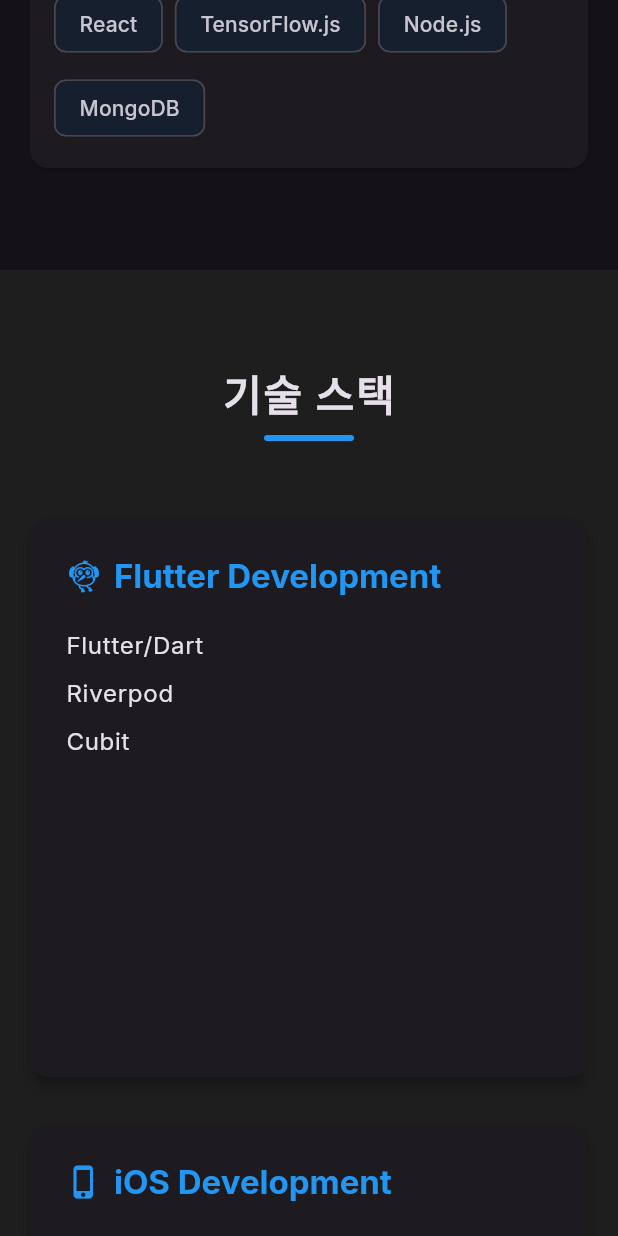
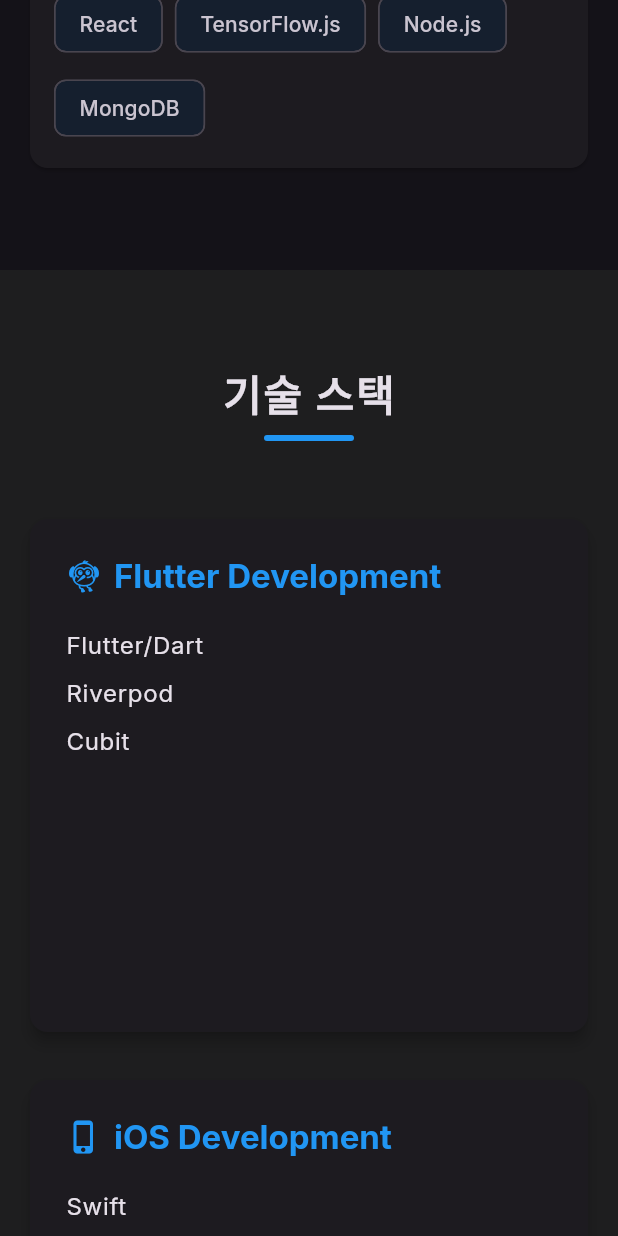
Before and after one commit to devpark435/portfolio_flutter_web, a Flutter app: the screen it shows after launch, scrolled down 2880 dp, on a phone screen of 412 x 824 dp. Run offline on Flutter 3.47's test engine with Material 3 defaults, Android fonts, the phone set to English and light mode, and no system bars; our stand-ins replace animated_text_kit, flutter_riverpod, go_router, google_fonts, shared_preferences.

Commit message:
refactor: Skills Section 구조 개선

```diff
--- /dev/null
+++ b/lib/data/skills.dart
@@ -0,0 +1,31 @@
+import '../domain/models/skill.dart';
+
+const List<Skill> skills = [
+  Skill(
+    title: 'Flutter Development',
+    skills: ['Flutter/Dart', 'Riverpod', 'Cubit'],
+  ),
+  Skill(
+    title: 'iOS Development',
+    skills: ['Swift', 'UIKit', 'SwiftUI', 'AutoLayout', 'Combine', 'RxSwift'],
+  ),
+  Skill(
+    title: 'Backend Services',
+    skills: ['Firebase', 'Supabase', 'Spring'],
+  ),
+  Skill(
+    title: 'Development Tools',
+    skills: ['Git/GitHub', 'Figma', 'Slack'],
+  ),
+  Skill(
+    title: 'Architecture & Design Patterns',
+    skills: [
+      'MVC',
+      'MVVM',
+      'Clean Architecture',
+      'Repository Pattern',
+      'Singleton Pattern',
+      'Observer Pattern'
+    ],
+  ),
+];
--- /dev/null
+++ b/lib/domain/models/skill.dart
@@ -0,0 +1,9 @@
+class Skill {
+  final String title;
+  final List<String> skills;
+
+  const Skill({
+    required this.title,
+    required this.skills,
+  });
+}
--- a/lib/presentation/screens/home/sections/skills_section.dart
+++ b/lib/presentation/screens/home/sections/skills_section.dart
@@ -1,7 +1,9 @@
 import 'package:flutter/material.dart';
 import 'package:flutter_riverpod/flutter_riverpod.dart';
-import 'package:portfolio_web/presentation/widgets/section_title.dart';
-import 'package:portfolio_web/presentation/widgets/section_wrapper.dart';
+import '../../../../data/skills.dart';
+import '../../../widgets/section_title.dart';
+import '../../../widgets/section_wrapper.dart';
+import '../../../widgets/skill_card.dart';
 
 class SkillsSection extends ConsumerWidget {
   const SkillsSection({super.key});
@@ -20,120 +22,21 @@ class SkillsSection extends ConsumerWidget {
         children: [
           const SectionTitle(title: "기술 스택"),
           const SizedBox(height: 48),
-          GridView.count(
+          GridView.builder(
             shrinkWrap: true,
-            crossAxisCount: crossAxisCount,
-            crossAxisSpacing: 24,
-            mainAxisSpacing: 24,
-            childAspectRatio: width > 800 ? 1.2 : 1.0,
             physics: const NeverScrollableScrollPhysics(),
-            children: [
-              _buildSkillCard(
-                context,
-                'Flutter Development',
-                ['Flutter/Dart', 'Riverpod', 'Cubit'],
-              ),
-              _buildSkillCard(
-                context,
-                'iOS Development',
-                [
-                  'Swift',
-                  'UIKit',
-                  'SwiftUI',
-                  'AutoLayout',
-                  'Combine',
-                  'RxSwift'
-                ],
-              ),
-              _buildSkillCard(
-                context,
-                'Backend Services',
-                ['Firebase', 'Supabase', 'Spring'],
-              ),
-              _buildSkillCard(
-                context,
-                'Development Tools',
-                ['Git/GitHub', 'Figma', 'Slack'],
-              ),
-              _buildSkillCard(
-                context,
-                'Architecture & Design Patterns',
-                [
-                  'MVC',
-                  'MVVM',
-                  'Clean Architecture',
-                  'Repository Pattern',
-                  'Singleton Pattern',
-                  'Observer Pattern'
-                ],
-              ),
-            ],
+            gridDelegate: SliverGridDelegateWithFixedCrossAxisCount(
+              crossAxisCount: crossAxisCount,
+              crossAxisSpacing: 24,
+              mainAxisSpacing: 24,
+              childAspectRatio: width > 800 ? 1.2 : 1.0,
+              mainAxisExtent: 350, // 카드의 최대 높이 지정
+            ),
+            itemCount: skills.length,
+            itemBuilder: (context, index) => SkillCard(skill: skills[index]),
           ),
         ],
       ),
     );
   }
-
-  Widget _buildSkillCard(
-      BuildContext context, String title, List<String> skills) {
-    IconData getTitleIcon() {
-      switch (title) {
-        case 'Flutter Development':
-          return Icons.flutter_dash;
-        case 'iOS Development':
-          return Icons.phone_iphone;
-        case 'Backend Services':
-          return Icons.cloud;
-        case 'Development Tools':
-          return Icons.code;
-        case 'Architecture & Design Patterns':
-          return Icons.architecture;
-        default:
-          return Icons.code;
-      }
-    }
-
-    final theme = Theme.of(context);
-    final primaryColor = theme.primaryColor;
-
-    return Card(
-      elevation: 4,
-      child: Padding(
-        padding: const EdgeInsets.all(24),
-        child: Column(
-          crossAxisAlignment: CrossAxisAlignment.start,
-          mainAxisSize: MainAxisSize.min,
-          children: [
-            Row(
-              children: [
-                Icon(
-                  getTitleIcon(),
-                  color: primaryColor,
-                  size: 24,
-                ),
-                const SizedBox(width: 8),
-                Expanded(
-                  child: Text(
-                    title,
-                    style: theme.textTheme.titleLarge?.copyWith(
-                      color: primaryColor,
-                      fontWeight: FontWeight.bold,
-                    ),
-                  ),
-                ),
-              ],
-            ),
-            const SizedBox(height: 16),
-            ...skills.map((skill) => Padding(
-                  padding: const EdgeInsets.symmetric(vertical: 4),
-                  child: Text(
-                    skill,
-                    style: theme.textTheme.bodyLarge,
-                  ),
-                )),
-          ],
-        ),
-      ),
-    );
-  }
 }
--- /dev/null
+++ b/lib/presentation/widgets/skill_card.dart
@@ -0,0 +1,74 @@
+import 'package:flutter/material.dart';
+import '../../domain/models/skill.dart';
+
+class SkillCard extends StatelessWidget {
+  final Skill skill;
+
+  const SkillCard({
+    super.key,
+    required this.skill,
+  });
+
+  IconData _getTitleIcon() {
+    switch (skill.title) {
+      case 'Flutter Development':
+        return Icons.flutter_dash;
+      case 'iOS Development':
+        return Icons.phone_iphone;
+      case 'Backend Services':
+        return Icons.cloud;
+      case 'Development Tools':
+        return Icons.code;
+      case 'Architecture & Design Patterns':
+        return Icons.architecture;
+      default:
+        return Icons.code;
+    }
+  }
+
+  @override
+  Widget build(BuildContext context) {
+    final theme = Theme.of(context);
+    final primaryColor = theme.primaryColor;
+
+    return Card(
+      elevation: 4,
+      child: Padding(
+        padding: const EdgeInsets.all(24),
+        child: Column(
+          crossAxisAlignment: CrossAxisAlignment.start,
+          mainAxisSize: MainAxisSize.min,
+          children: [
+            Row(
+              children: [
+                Icon(
+                  _getTitleIcon(),
+                  color: primaryColor,
+                  size: 24,
+                ),
+                const SizedBox(width: 8),
+                Expanded(
+                  child: Text(
+                    skill.title,
+                    style: theme.textTheme.titleLarge?.copyWith(
+                      color: primaryColor,
+                      fontWeight: FontWeight.bold,
+                    ),
+                  ),
+                ),
+              ],
+            ),
+            const SizedBox(height: 16),
+            ...skill.skills.map((item) => Padding(
+                  padding: const EdgeInsets.symmetric(vertical: 4),
+                  child: Text(
+                    item,
+                    style: theme.textTheme.bodyLarge,
+                  ),
+                )),
+          ],
+        ),
+      ),
+    );
+  }
+}
```
